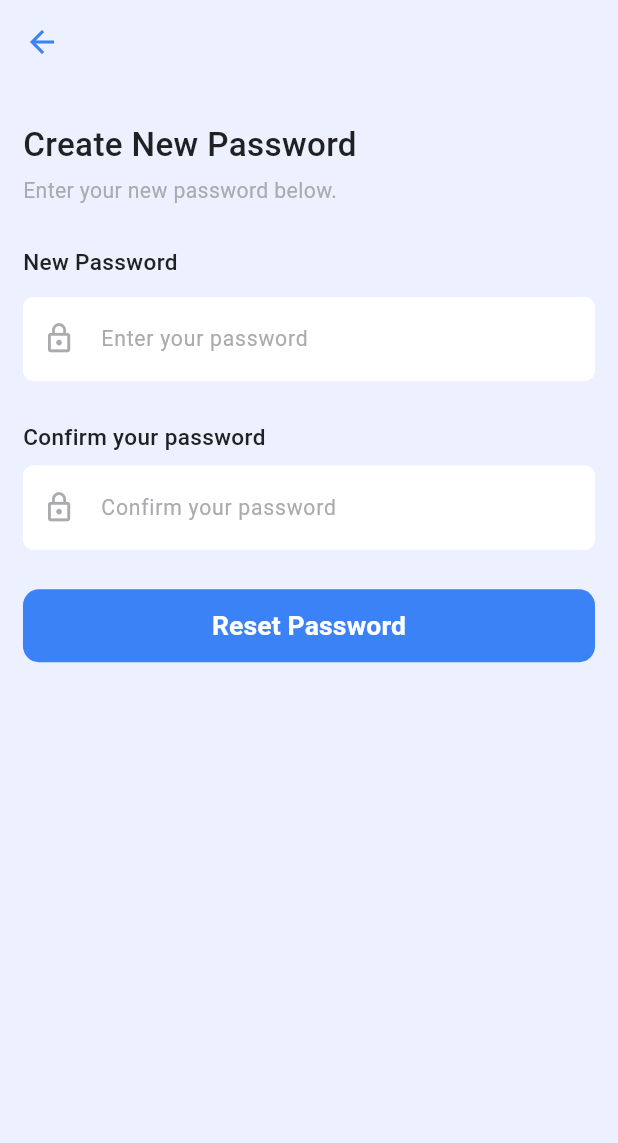
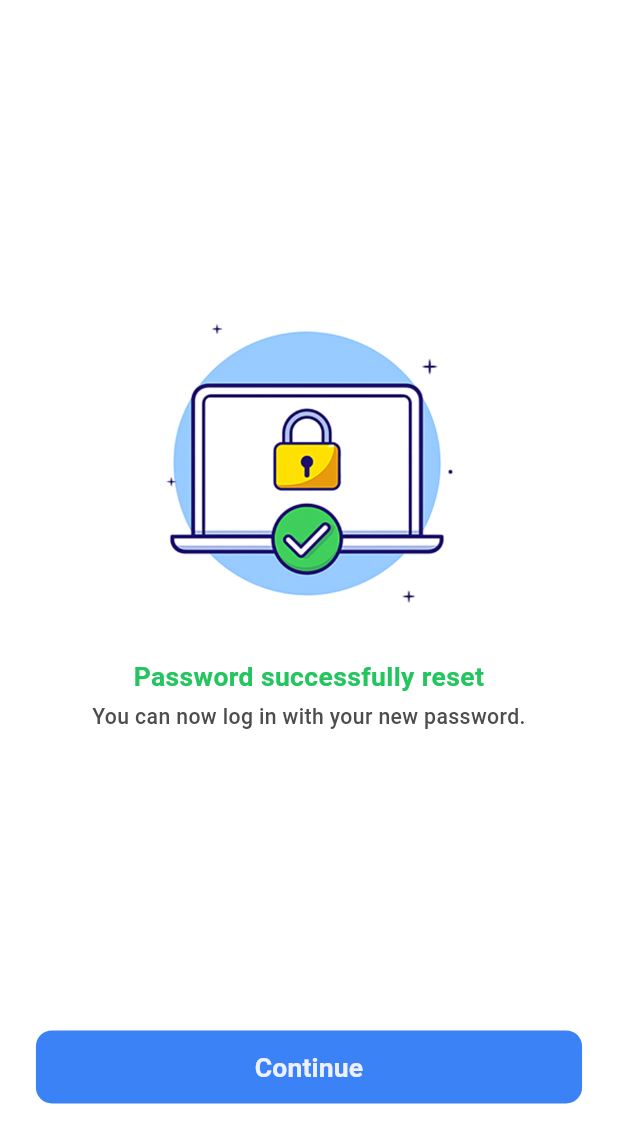
Before and after one commit to Elhaw2003/graduation-project, a Flutter app: the screen it shows after launch, on a phone screen of 412 x 824 dp. Shown: the top 1143 px of the screen. Run offline on Flutter 3.47's test engine with Material 3 defaults, Android fonts, the phone set to English and light mode, and no system bars; our stand-ins replace animate_do, animated_bottom_navigation_bar, easy_localization, equatable, flutter_bloc, flutter_screenutil and 7 more.

Commit message:
password reset success as ui done

```diff
--- a/assets/translations/ar.json
+++ b/assets/translations/ar.json
@@ -102,5 +102,8 @@
   "enterYourNewPasswordBelow":"ادخل كلمة المرور الجديدة",
   "enterYourPassword":"ادخل كلمة المرور",
   "resetPassword":"إنشاء كلمة المرور",
-  "newPassword":"كلمة المرور الجديدة"
+  "newPassword":"كلمة المرور الجديدة",
+  "passwordResetSuccess":"تم استعادة كلمة المرور بنجاح",
+  "passwordResetSuccessMessage":"يمكنك الان تسجيل الدخول مع كلمة المرور الجديدة.",
+  "continu":"استمر"
 }
--- a/assets/translations/en.json
+++ b/assets/translations/en.json
@@ -89,5 +89,9 @@
   "enterYourNewPasswordBelow":"Enter your new password below.",
   "enterYourPassword":"Enter your password",
   "resetPassword":"Reset Password",
-  "newPassword":"New Password"
+  "newPassword":"New Password",
+  "passwordResetSuccess":"Password successfully reset",
+  "passwordResetSuccessMessage":"You can now log in with your new password.",
+  "continu":"Continue"
+
 }
--- a/lib/core/routing/app_routes.dart
+++ b/lib/core/routing/app_routes.dart
@@ -12,4 +12,6 @@ class AppRoutes {
   static const String resetPasswordScreen = '/resetPasswordScreen';
   static const String verifyEmailScreen = '/verifyEmailScreen';
   static const String newPasswordScreen = '/newPasswordScreen';
+  static const String passwordResetSuccessfullyScreen =
+      '/passwordResetSuccessfullyScreen';
 }
--- a/lib/core/routing/routing_generation_config.dart
+++ b/lib/core/routing/routing_generation_config.dart
@@ -8,6 +8,7 @@ import 'package:smart_guide/core/shared_widgets/custom_spring_animation.dart';
 import 'package:smart_guide/feature/auth/domain/user_type_enum.dart';
 import 'package:smart_guide/feature/auth/login/presentation/view/login_screen.dart';
 import 'package:smart_guide/feature/auth/new_password/presentation/view/new_password_screen.dart';
+import 'package:smart_guide/feature/auth/password_reset_successfully/presentation/view/password_reset_successfully_screen.dart';
 import 'package:smart_guide/feature/auth/register/presentation/view/register_screen.dart';
 import 'package:smart_guide/feature/auth/reset_password/presentation/view/reset_password_screen.dart';
 import 'package:smart_guide/feature/auth/select_role/presentation/view/select_role_screen.dart';
@@ -21,7 +22,7 @@ import 'package:smart_guide/feature/splash/presentation/view/splash_screen.dart'
 
 class RoutingGenerationConfig {
   static GoRouter routerGeneratorConfig = GoRouter(
-    initialLocation: AppRoutes.newPasswordScreen,
+    initialLocation: AppRoutes.passwordResetSuccessfullyScreen,
     errorBuilder: (context, state) {
       return errorBuilder();
     },
@@ -137,6 +138,15 @@ class RoutingGenerationConfig {
           return CustomSpringPage(child: NewPasswordScreen());
         },
       ),
+
+      /// Password Reset Success Screen
+      GoRoute(
+        path: AppRoutes.passwordResetSuccessfullyScreen,
+        name: AppRoutes.passwordResetSuccessfullyScreen,
+        pageBuilder: (context, state) {
+          return CustomSpringPage(child: PasswordResetSuccessfullyScreen());
+        },
+      ),
     ],
   );
 }
--- a/lib/core/utils/app_colors.dart
+++ b/lib/core/utils/app_colors.dart
@@ -13,6 +13,7 @@ class AppColors {
   static const Color grey400Color = Color(0xFF83858C);
   static const Color greyCFC9C9olor = Color(0xFFCFC9C9);
   static const Color primaryTextColor = Color(0xFF202123);
+  static const Color primaryText400Color = Color(0xFF4D4D4D);
   static const Color secondaryTextColor = Color(0xFF606167);
   static const Color thirdTextColor = Color(0xFF2F4F4F);
 
@@ -20,4 +21,5 @@ class AppColors {
   static const Color blackColor = Color(0xFF000000);
   static const Color redColor = Colors.red;
   static const Color contanerColore = Color(0xFFE0E7FF);
+  static const Color greenColor = Color(0xFF22C55E);
 }
--- a/lib/core/utils/app_text_style.dart
+++ b/lib/core/utils/app_text_style.dart
@@ -24,6 +24,11 @@ class AppTextStyle {
     color: AppColors.backgroundColor,
     fontSize: 15.sp,
     fontWeight: FontWeight.w500,
+  );
+  static TextStyle backgroundW600S20 = GoogleFonts.readexPro(
+    color: AppColors.backgroundColor,
+    fontSize: 20.sp,
+    fontWeight: FontWeight.w600,
   );
 
   /// third text color
@@ -129,6 +134,13 @@ class AppTextStyle {
     fontWeight: FontWeight.w400,
   );
 
+  /// primary text 400 color
+  static TextStyle primary400TextW500S16 = GoogleFonts.readexPro(
+    color: AppColors.primaryText400Color,
+    fontSize: 16.sp,
+    fontWeight: FontWeight.w500,
+  );
+
   /// grey color
   static TextStyle grey300W400S16 = GoogleFonts.readexPro(
     color: AppColors.grey300Color,
@@ -166,4 +178,11 @@ class AppTextStyle {
     fontWeight: FontWeight.bold,
     color: AppColors.darkTealColor,
   );
+
+  /// green color
+  static TextStyle greenColorW600S20 = TextStyle(
+    fontSize: 20.sp,
+    fontWeight: FontWeight.w600,
+    color: AppColors.greenColor,
+  );
 }
--- a/lib/feature/auth/new_password/presentation/view/new_password_screen.dart
+++ b/lib/feature/auth/new_password/presentation/view/new_password_screen.dart
@@ -9,7 +9,6 @@ class NewPasswordScreen extends StatelessWidget {
   @override
   Widget build(BuildContext context) {
     return Scaffold(
-      backgroundColor: AppColors.backgroundColor,
       appBar: AppBar(
         surfaceTintColor: Colors.transparent,
         backgroundColor: AppColors.backgroundColor,
--- /dev/null
+++ b/lib/feature/auth/password_reset_successfully/presentation/view/password_reset_successfully_screen.dart
@@ -0,0 +1,16 @@
+import 'package:flutter/material.dart';
+import 'package:smart_guide/core/utils/app_colors.dart';
+import 'package:smart_guide/feature/auth/password_reset_successfully/presentation/view/widget/password_reset_successfully_body.dart';
+
+class PasswordResetSuccessfullyScreen extends StatelessWidget {
+  const PasswordResetSuccessfullyScreen({super.key});
+
+  @override
+  Widget build(BuildContext context) {
+    return Scaffold(
+      extendBodyBehindAppBar: true,
+      backgroundColor: AppColors.whiteColor,
+      body: PasswordResetSuccessfullyBody(),
+    );
+  }
+}
--- /dev/null
+++ b/lib/feature/auth/password_reset_successfully/presentation/view/widget/password_reset_successfully_body.dart
@@ -0,0 +1,65 @@
+import 'package:animate_do/animate_do.dart';
+import 'package:easy_localization/easy_localization.dart';
+import 'package:flutter/material.dart';
+import 'package:flutter_screenutil/flutter_screenutil.dart';
+import 'package:smart_guide/core/shared_widgets/custom_button_widget.dart';
+import 'package:smart_guide/core/shared_widgets/custom_spacing_widget.dart';
+import 'package:smart_guide/core/utils/app_text_style.dart';
+import 'package:smart_guide/generated/assets.dart';
+import 'package:smart_guide/generated/locale_keys.g.dart';
+
+class PasswordResetSuccessfullyBody extends StatelessWidget {
+  const PasswordResetSuccessfullyBody({super.key});
+
+  @override
+  Widget build(BuildContext context) {
+    return Padding(
+      padding: EdgeInsets.only(right: 25.w, left: 25.w, bottom: 100.h),
+      child: Column(
+        crossAxisAlignment: CrossAxisAlignment.center,
+        children: [
+          const Spacer(),
+          FadeInDown(
+            duration: const Duration(milliseconds: 600),
+            curve: Curves.easeOutBack,
+            child: Image.asset(
+              Assets.imagesPngPasswordResetSuccess,
+              height: 235.h,
+              width: 220.w,
+            ),
+          ),
+          CustomHeightSpacingWidget(height: 35),
+          FadeInUp(
+            delay: const Duration(milliseconds: 300),
+            duration: const Duration(milliseconds: 600),
+            child: Text(
+              LocaleKeys.passwordResetSuccess.tr(),
+              textAlign: TextAlign.center,
+              style: AppTextStyle.greenColorW600S20,
+            ),
+          ),
+          CustomHeightSpacingWidget(height: 5),
+          FadeInUp(
+            delay: const Duration(milliseconds: 500),
+            duration: const Duration(milliseconds: 600),
+            child: Text(
+              LocaleKeys.passwordResetSuccessMessage.tr(),
+              textAlign: TextAlign.center,
+              style: AppTextStyle.primary400TextW500S16,
+            ),
+          ),
+          const Spacer(),
+          FadeInUp(
+            delay: const Duration(milliseconds: 700),
+            duration: const Duration(milliseconds: 600),
+            child: CustomButtonWidget(
+              titleStyle: AppTextStyle.backgroundW600S20,
+              buttonWidth: double.infinity,
+              title: LocaleKeys.continu.tr(),
+            ),
+          ),
+        ],
+      ),
+    );
+  }
+}
--- a/lib/feature/auth/register/presentation/view/register_screen.dart
+++ b/lib/feature/auth/register/presentation/view/register_screen.dart
@@ -1,5 +1,4 @@
 import 'package:flutter/material.dart';
-import 'package:smart_guide/core/utils/app_colors.dart';
 import 'package:smart_guide/feature/auth/domain/user_type_enum.dart';
 import 'package:smart_guide/feature/auth/register/presentation/view/widget/register_body.dart';
 
@@ -9,9 +8,6 @@ class RegisterScreen extends StatelessWidget {
 
   @override
   Widget build(BuildContext context) {
-    return Scaffold(
-      backgroundColor: AppColors.backgroundColor,
-      body: RegisterBody(userTypeEnum: userTypeEnum),
-    );
+    return Scaffold(body: RegisterBody(userTypeEnum: userTypeEnum));
   }
 }
--- a/lib/feature/auth/reset_password/presentation/view/reset_password_screen.dart
+++ b/lib/feature/auth/reset_password/presentation/view/reset_password_screen.dart
@@ -9,7 +9,6 @@ class ResetPasswordScreen extends StatelessWidget {
   @override
   Widget build(BuildContext context) {
     return Scaffold(
-      backgroundColor: AppColors.backgroundColor,
       appBar: AppBar(
         backgroundColor: AppColors.backgroundColor,
         leading: CustomArrowBackButton(),
--- a/lib/feature/auth/select_role/presentation/view/select_role_screen.dart
+++ b/lib/feature/auth/select_role/presentation/view/select_role_screen.dart
@@ -1,5 +1,4 @@
 import 'package:flutter/material.dart';
-import 'package:smart_guide/core/utils/app_colors.dart';
 import 'package:smart_guide/feature/auth/select_role/presentation/view/widget/select_role_body.dart';
 
 class SelectRoleScreen extends StatelessWidget {
@@ -7,9 +6,6 @@ class SelectRoleScreen extends StatelessWidget {
 
   @override
   Widget build(BuildContext context) {
-    return Scaffold(
-      backgroundColor: AppColors.backgroundColor,
-      body: SelectRoleBody(),
-    );
+    return Scaffold(body: SelectRoleBody());
   }
 }
--- a/lib/feature/auth/verify_email/presentation/view/verify_email_screen.dart
+++ b/lib/feature/auth/verify_email/presentation/view/verify_email_screen.dart
@@ -9,7 +9,6 @@ class VerifyEmailScreen extends StatelessWidget {
   @override
   Widget build(BuildContext context) {
     return Scaffold(
-      backgroundColor: AppColors.backgroundColor,
       appBar: AppBar(
         backgroundColor: AppColors.backgroundColor,
         leading: CustomArrowBackButton(),
--- a/lib/feature/guides/presentation/view/choose_guides_screen.dart
+++ b/lib/feature/guides/presentation/view/choose_guides_screen.dart
@@ -1,5 +1,4 @@
 import 'package:flutter/material.dart';
-import 'package:smart_guide/core/utils/app_colors.dart';
 import 'package:smart_guide/feature/guides/presentation/view/widgets/choose_guides_body.dart';
 
 class ChooseGuidesScreen extends StatelessWidget {
@@ -7,10 +6,6 @@ class ChooseGuidesScreen extends StatelessWidget {
 
   @override
   Widget build(BuildContext context) {
-    return Scaffold(
-      backgroundColor: AppColors.backgroundColor,
-
-      body: const ChooseGuidesBody(),
-    );
+    return Scaffold(body: const ChooseGuidesBody());
   }
 }
--- a/lib/feature/onboarding/presentation/view/onboarding_screen.dart
+++ b/lib/feature/onboarding/presentation/view/onboarding_screen.dart
@@ -6,6 +6,6 @@ class OnboardingScreen extends StatelessWidget {
 
   @override
   Widget build(BuildContext context) {
-    return Scaffold(body: SafeArea(top: true, child: OnboardingBody()));
+    return Scaffold(body: OnboardingBody());
   }
 }
--- a/lib/main.dart
+++ b/lib/main.dart
@@ -1,14 +1,24 @@
 import 'package:easy_localization/easy_localization.dart';
 import 'package:flutter/material.dart';
+import 'package:flutter/services.dart';
 import 'package:flutter_bloc/flutter_bloc.dart';
 import 'package:flutter_screenutil/flutter_screenutil.dart';
 import 'package:smart_guide/core/routing/routing_generation_config.dart';
+import 'package:smart_guide/core/utils/app_colors.dart';
 import 'package:smart_guide/feature/auth/register/presentation/cubit/pick_image/pick_image_cubit.dart';
 import 'package:smart_guide/generated/locale_keys.g.dart';
 
 void main() async {
   WidgetsFlutterBinding.ensureInitialized();
   await EasyLocalization.ensureInitialized();
+
+  /// hide status bar
+  SystemChrome.setSystemUIOverlayStyle(
+    const SystemUiOverlayStyle(
+      statusBarColor: Colors.transparent,
+      statusBarIconBrightness: Brightness.dark,
+    ),
+  );
   runApp(
     EasyLocalization(
       supportedLocales: [Locale('en'), Locale('ar')],
@@ -34,6 +44,7 @@ class SmartGuide extends StatelessWidget {
       splitScreenMode: true,
       builder: (context, child) {
         return MaterialApp.router(
+          theme: ThemeData(scaffoldBackgroundColor: AppColors.backgroundColor),
           title: LocaleKeys.appName.tr(),
           localizationsDelegates: context.localizationDelegates,
           supportedLocales: context.supportedLocales,
```
Also changed, not shown: assets/images/png/password_reset_success.png (added), lib/generated/assets.dart, lib/generated/codegen_loader.g.dart, lib/generated/locale_keys.g.dart.
